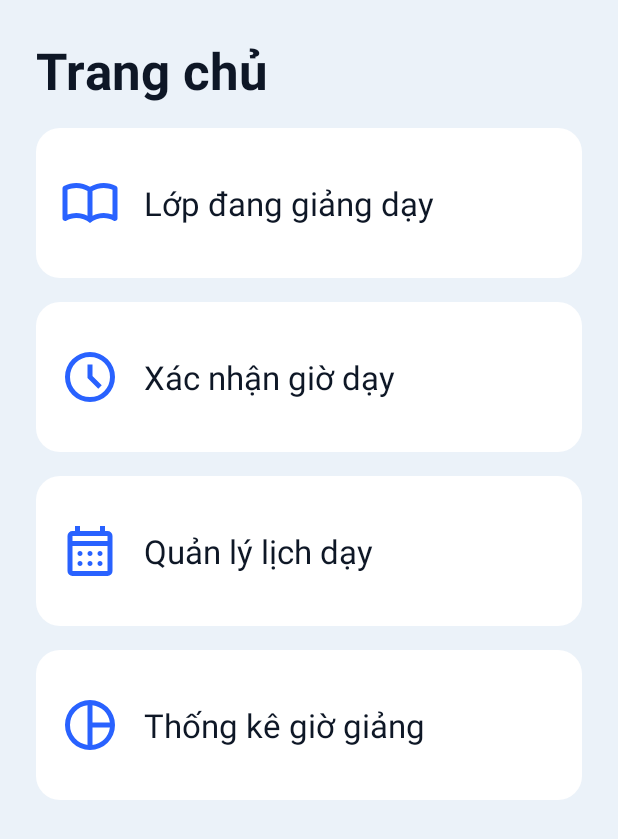
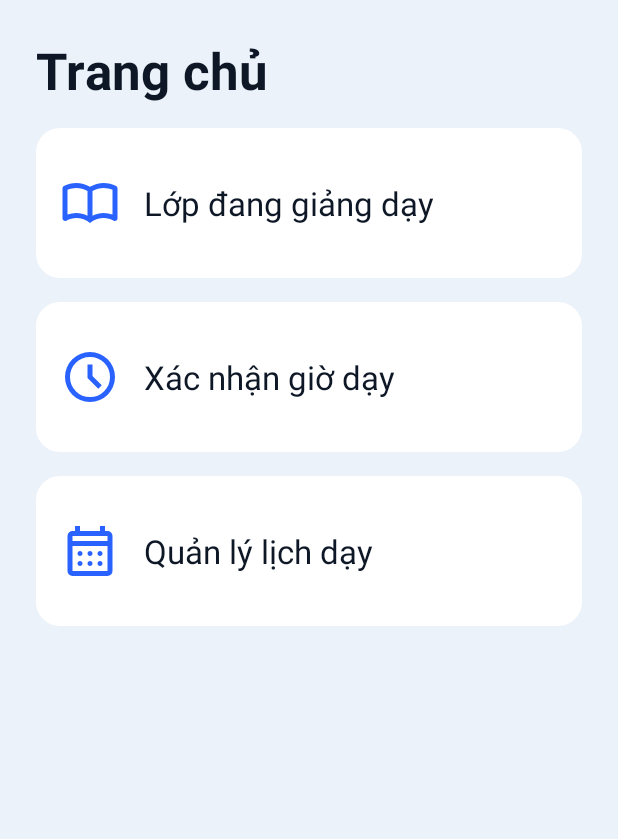
Before and after one commit to lanquybu/ScheduleManagemet, an Android app: the layout activity_home_teacher.xml on its own in the app's theme, with its tools: preview values and no code run, on a phone screen of 412 x 824 dp. Shown: the top 839 px of the screen. Run offline under Robolectric (Android 15) with nearby library versions, the phone set to English and light mode, and no system bars.

Commit message:
Hoàn thành menu cho giảng viên và bắt sự kiện back cho chức năng xem lớp đang giảng dạy

```diff
--- /dev/null
+++ b/app/src/main/java/com/example/schedulemanagement/ui_teacher/teacher_schedule/TeacherScheduleActivity.java
@@ -0,0 +1,4 @@
+package com.example.schedulemanagement.ui_teacher.teacher_schedule;
+
+public class TeacherScheduleActivity {
+}
--- /dev/null
+++ b/app/src/main/java/com/example/schedulemanagement/ui_teacher/verifytime/VerifyTeachingTimeActivity.java
@@ -0,0 +1,4 @@
+package com.example.schedulemanagement.ui_teacher.verifytime;
+
+public class VerifyTeachingTimeActivity {
+}
--- a/app/src/main/res/layout/activity_home_teacher.xml
+++ b/app/src/main/res/layout/activity_home_teacher.xml
@@ -92,27 +92,6 @@
                 android:layout_height="wrap_content" />
         </LinearLayout>
 
-        <LinearLayout
-            android:id="@+id/rowTeachingTime"
-            android:layout_width="match_parent"
-            android:layout_height="100dp"
-            android:background="@drawable/bg_card_round"
-            android:padding="16dp"
-            android:gravity="center_vertical">
 
-            <ImageView
-                android:src="@drawable/ic_chart"
-                android:tint="@color/primary_blue"
-                android:layout_width="40dp"
-                android:layout_height="40dp" />
-
-            <TextView
-                android:text="Thống kê giờ giảng"
-                android:textColor="@color/text_primary"
-                android:textSize="22sp"
-                android:layout_marginStart="16dp"
-                android:layout_width="wrap_content"
-                android:layout_height="wrap_content" />
-        </LinearLayout>
     </LinearLayout>
 </ScrollView>
```
Also changed, not shown: app/src/main/java/com/example/schedulemanagement/ui_teacher/teacher_home/TeacherMenuActivity.java (added, +54 -0 lines), app/src/main/java/com/example/schedulemanagement/ui_teacher/teachingclass/ClassListActivity.java (+17 -0 lines).
